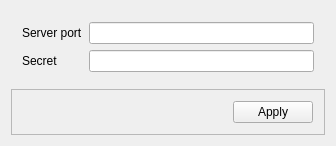
This is Server5/c5server5.ui in End1-1/Cafe5 as Qt 5 draws it before an edit. The edited form follows.
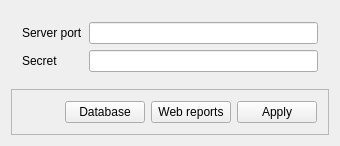
This is the edited form. Custom widgets are drawn as their Qt base class.

```diff
--- a/Server5/c5server5.ui
+++ b/Server5/c5server5.ui
@@ -6,7 +6,7 @@
    <rect>
     <x>0</x>
     <y>0</y>
-    <width>336</width>
+    <width>340</width>
     <height>131</height>
    </rect>
   </property>
@@ -82,6 +82,20 @@
         </property>
        </spacer>
       </item>
+      <item>
+       <widget class="QPushButton" name="btnDatabase">
+        <property name="text">
+         <string>Database</string>
+        </property>
+       </widget>
+      </item>
+      <item>
+       <widget class="QPushButton" name="btnReportsToUpload">
+        <property name="text">
+         <string>Web reports</string>
+        </property>
+       </widget>
+      </item>
       <item>
        <widget class="QPushButton" name="btnApply">
         <property name="text">
```
